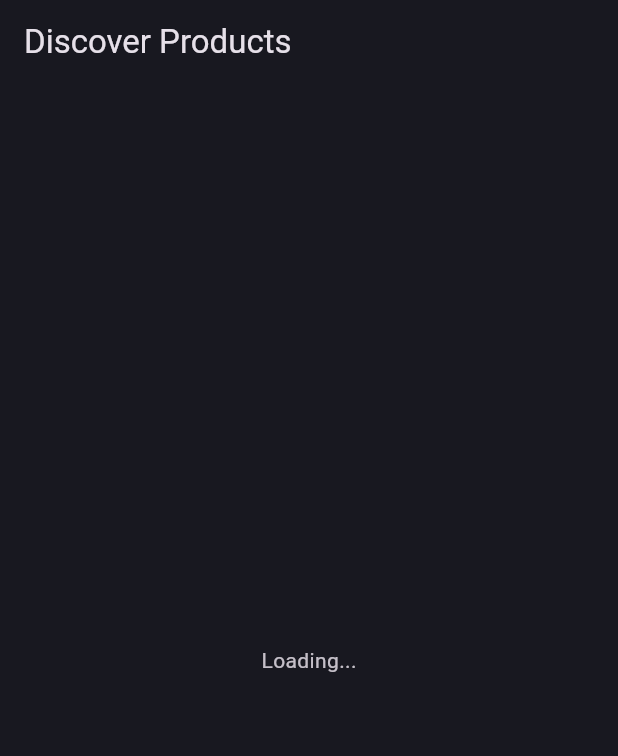
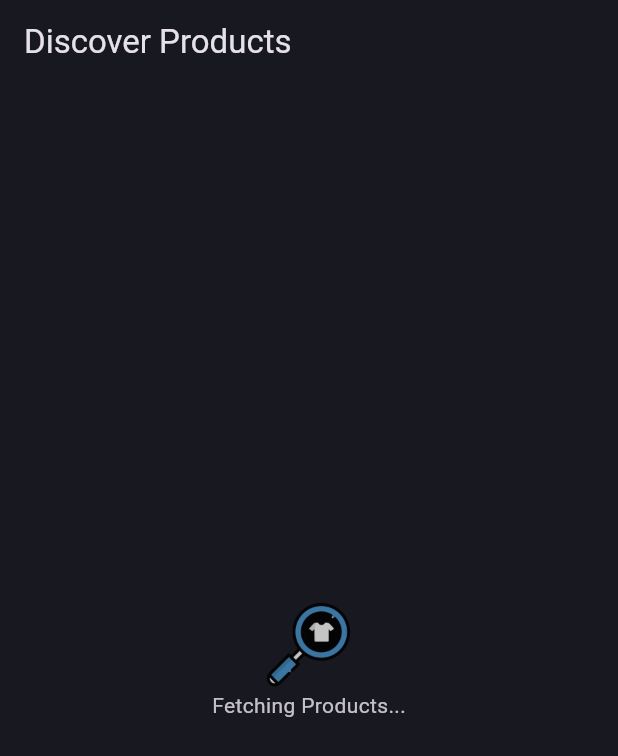
Before and after one commit to SanjayAdhikari-007/visual_search, a Flutter app: the DiscoverPage screen opened directly, on a phone screen of 412 x 824 dp. Shown: the top 756 px of the screen. Run offline on Flutter 3.47's test engine with Material 3 defaults, Android fonts, the light colour scheme and no system bars; our stand-ins replace animated_text_kit, cached_network_image, carousel_slider, dotted_border, equatable, flutter_bloc and 10 more; missing offline and left inert: tflite_flutter; accounts and stored records are empty.

Commit message:
Icons added

```diff
--- a/lib/core/common/widgets/loader.dart
+++ b/lib/core/common/widgets/loader.dart
@@ -65,3 +65,27 @@ class AuthLoader extends StatelessWidget {
     );
   }
 }
+
+class LogoLoader extends StatelessWidget {
+  const LogoLoader({super.key});
+
+  @override
+  Widget build(BuildContext context) {
+    return Center(
+      child: Column(
+        spacing: 10,
+        mainAxisAlignment: MainAxisAlignment.center,
+        children: [
+          FlickeringOpacity(
+            duration: Duration(milliseconds: 500),
+            child: Image.asset(
+              "assets/images/logo.png",
+              fit: BoxFit.fitHeight,
+              height: 60,
+            ),
+          ),
+        ],
+      ),
+    );
+  }
+}
--- a/lib/features/classifier/presentation/pages/dialog.dart
+++ b/lib/features/classifier/presentation/pages/dialog.dart
@@ -117,7 +117,10 @@ void showVisualSearchDialog(
               BlocBuilder<ClassifierCubit, ClassifierState>(
                 builder: (context, state) {
                   if (state is ClassifierLoading) {
-                    return const Center(child: CircularProgressIndicator());
+                    return const Center(
+                        child: CircularProgressIndicator(
+                      color: AppPallete.buttonBlueColor,
+                    ));
                   } else if (state is ClassifierSuccess) {
                     return Column(
                       mainAxisSize: MainAxisSize.min,
--- a/lib/features/discover/presentation/pages/discover_page.dart
+++ b/lib/features/discover/presentation/pages/discover_page.dart
@@ -1,5 +1,8 @@
 import 'package:flutter/material.dart';
 import 'package:flutter_bloc/flutter_bloc.dart';
+import 'package:visual_search/core/common/widgets/loader.dart';
+import 'package:visual_search/core/theme/app_pallete.dart';
+import 'package:visual_search/core/theme/theme.dart';
 
 import '../../../../core/common/widgets/flickering_opacity.dart';
 import '../../../products/presentation/pages/products_list.dart';
@@ -37,11 +40,23 @@ class DiscoverPage extends StatelessWidget {
           }
 
           return Center(
-            child: FlickeringOpacity(
-              duration: Duration(milliseconds: 500),
-              child: Text("Loading..."),
+            child: Column(
+              mainAxisAlignment: MainAxisAlignment.center,
+              children: [
+                LogoLoader(),
+                FlickeringOpacity(
+                  duration: Duration(milliseconds: 500),
+                  child: Text('Fetching Products...'),
+                )
+              ],
             ),
           );
+          // return Center(
+          //   child: FlickeringOpacity(
+          //     duration: Duration(milliseconds: 500),
+          //     child: Text("Loading..."),
+          //   ),
+          // );
         },
       ),
     );
--- a/lib/features/home/presentation/pages/home_page.dart
+++ b/lib/features/home/presentation/pages/home_page.dart
@@ -126,7 +126,7 @@ class _HomePageState extends State<HomePage> {
                         Positioned(
                           right: 0,
                           left: 8,
-                          top: 3.3,
+                          top: 4,
                           bottom: 0,
                           child: Text(
                             state.itemCount.toString(),
--- a/lib/features/profile/presentation/pages/profile_page.dart
+++ b/lib/features/profile/presentation/pages/profile_page.dart
@@ -51,7 +51,10 @@ class _ProfilePageState extends State<ProfilePage> {
                   CircleAvatar(
                     radius: 40,
                     backgroundColor: Colors.black,
-                    child: SvgPicture.asset("assets/icons/Profile.svg"),
+                    child: SvgPicture.asset(
+                      "assets/icons/Profile.svg",
+                      color: AppPallete.buttonBlueColor,
+                    ),
                   ),
                   Column(
                     crossAxisAlignment: CrossAxisAlignment.start,
```
Also changed, not shown: lib/features/cart/presentation/pages/cart_page.dart (+12 -1 lines), lib/features/classifier/data/repository/multi_classifier_repository.dart (+2 -41 lines), lib/features/classifier/presentation/pages/visual_search_page.dart (+12 -2 lines), assets/images/cart.svg (added), assets/images/not-found.svg (added).
